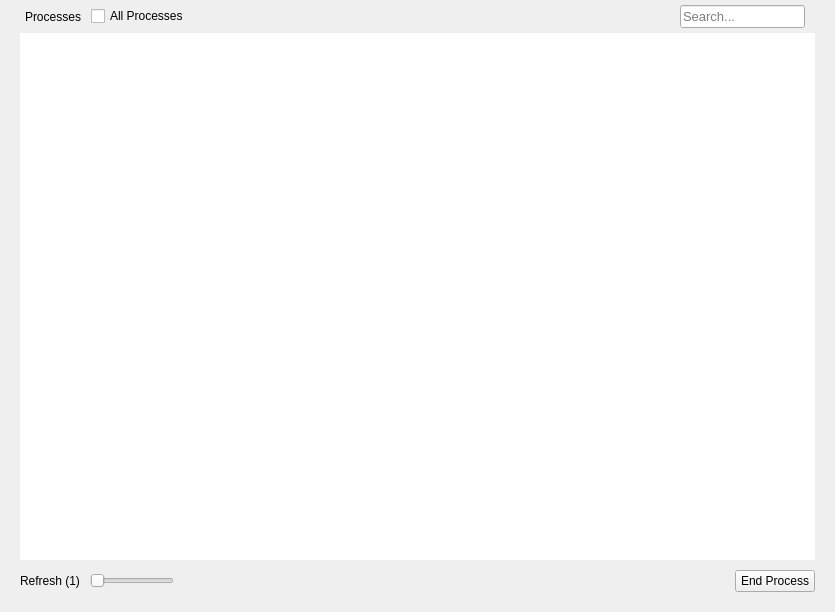
s4solutionsllc/Nexis, file shared/nexis/Pages/Processes/processes_page.ui: the form before one commit.
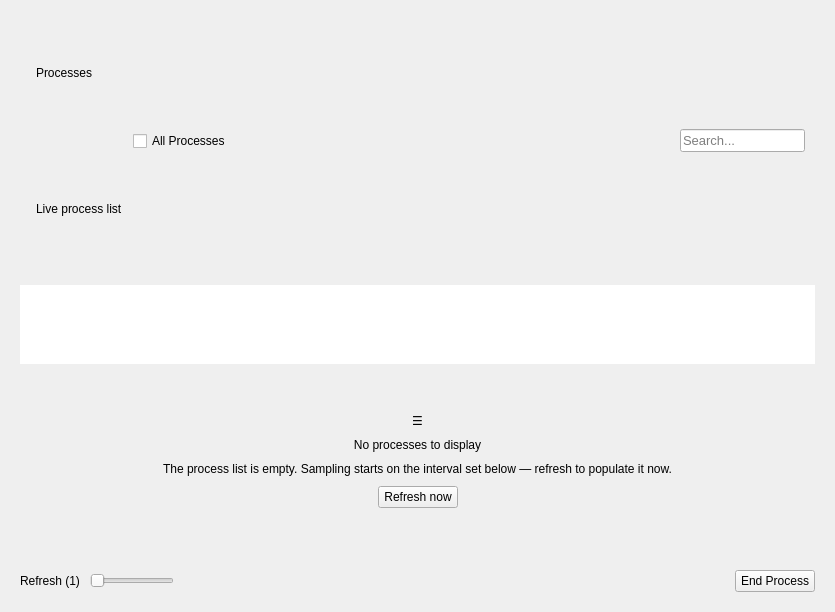
The form after the commit.

Commit message: feat(ux): Processes page — elevated card, section header, empty state (NEX Phase-2, SSO-13730)

```diff
--- a/shared/nexis/Pages/Processes/processes_page.ui
+++ b/shared/nexis/Pages/Processes/processes_page.ui
@@ -33,7 +33,7 @@
     <number>0</number>
    </property>
    <property name="verticalSpacing">
-    <number>5</number>
+    <number>8</number>
    </property>
    <item row="1" column="0">
     <layout class="QHBoxLayout" name="topLayout">
@@ -50,13 +50,88 @@
       <number>10</number>
      </property>
      <item>
-      <widget class="QLabel" name="lblProcessTitle">
+      <widget class="QWidget" name="sectionHeaderRow" native="true">
+       <layout class="QHBoxLayout" name="sectionHeaderRowLayout">
+        <property name="leftMargin">
+         <number>0</number>
+        </property>
+        <property name="topMargin">
+         <number>0</number>
+        </property>
+        <property name="rightMargin">
+         <number>0</number>
+        </property>
+        <property name="bottomMargin">
+         <number>0</number>
+        </property>
+        <property name="spacing">
+         <number>8</number>
+        </property>
+        <item>
+         <widget class="QFrame" name="sectionHeaderAccent">
+          <property name="sizePolicy">
+           <sizepolicy hsizetype="Fixed" vsizetype="Expanding">
+            <horstretch>0</horstretch>
+            <verstretch>0</verstretch>
+           </sizepolicy>
+          </property>
+          <property name="minimumSize">
+           <size>
+            <width>3</width>
+            <height>26</height>
+           </size>
+          </property>
+          <property name="maximumSize">
+           <size>
+            <width>3</width>
+            <height>16777215</height>
+           </size>
+          </property>
+          <property name="frameShape">
+           <enum>QFrame::NoFrame</enum>
+          </property>
+          <property name="accentToken" stdset="0">
+           <string notr="true">accent</string>
+          </property>
+         </widget>
+        </item>
+        <item>
+         <layout class="QVBoxLayout" name="sectionHeaderTextCol">
+          <property name="leftMargin">
+           <number>0</number>
+          </property>
+          <property name="topMargin">
+           <number>0</number>
+          </property>
+          <property name="rightMargin">
+           <number>0</number>
+          </property>
+          <property name="bottomMargin">
+           <number>0</number>
+          </property>
+          <property name="spacing">
+           <number>0</number>
+          </property>
+          <item>
+           <widget class="QLabel" name="sectionHeaderTitle">
        <property name="text">
         <string>Processes</string>
        </property>
       </widget>
      </item>
      <item>
+           <widget class="QLabel" name="sectionHeaderSource">
+            <property name="text">
+             <string>Live process list</string>
+            </property>
+           </widget>
+          </item>
+         </layout>
+        </item>
+       </layout>
+      </widget>
+     </item>
+     <item>
       <widget class="QCheckBox" name="checkAllProcesses">
        <property name="cursor">
         <cursorShape>PointingHandCursor</cursorShape>
@@ -100,6 +175,27 @@
     </layout>
    </item>
    <item row="3" column="0">
+    <widget class="QWidget" name="processesContainer" native="true">
+     <property name="cardRole" stdset="0">
+      <string notr="true">elevated</string>
+     </property>
+     <layout class="QVBoxLayout" name="processesContainerLayout">
+      <property name="leftMargin">
+       <number>0</number>
+      </property>
+      <property name="topMargin">
+       <number>0</number>
+      </property>
+      <property name="rightMargin">
+       <number>0</number>
+      </property>
+      <property name="bottomMargin">
+       <number>0</number>
+      </property>
+      <property name="spacing">
+       <number>0</number>
+      </property>
+      <item>
     <widget class="QTableView" name="tableProcess">
      <property name="focusPolicy">
       <enum>Qt::NoFocus</enum>
@@ -146,6 +242,123 @@
      <attribute name="verticalHeaderVisible">
       <bool>false</bool>
      </attribute>
+       </widget>
+      </item>
+      <item>
+       <widget class="QWidget" name="processesEmptyState" native="true">
+        <layout class="QVBoxLayout" name="processesEmptyStateLayout">
+         <property name="spacing">
+          <number>10</number>
+         </property>
+         <item>
+          <spacer name="emptyStateSpacerTop">
+           <property name="orientation">
+            <enum>Qt::Vertical</enum>
+           </property>
+           <property name="sizeHint" stdset="0">
+            <size>
+             <width>20</width>
+             <height>40</height>
+            </size>
+           </property>
+          </spacer>
+         </item>
+         <item>
+          <widget class="QLabel" name="emptyStateIcon">
+           <property name="alignment">
+            <set>Qt::AlignHCenter|Qt::AlignVCenter</set>
+           </property>
+           <property name="text">
+            <string notr="true">☰</string>
+           </property>
+          </widget>
+         </item>
+         <item>
+          <widget class="QLabel" name="lblProcessesEmptyHeading">
+           <property name="alignment">
+            <set>Qt::AlignHCenter|Qt::AlignVCenter</set>
+           </property>
+           <property name="text">
+            <string>No processes to display</string>
+           </property>
+          </widget>
+         </item>
+         <item>
+          <widget class="QLabel" name="emptyStateText">
+           <property name="alignment">
+            <set>Qt::AlignHCenter|Qt::AlignVCenter</set>
+           </property>
+           <property name="wordWrap">
+            <bool>true</bool>
+           </property>
+           <property name="text">
+            <string>The process list is empty. Sampling starts on the interval set below — refresh to populate it now.</string>
+           </property>
+          </widget>
+         </item>
+         <item>
+          <layout class="QHBoxLayout" name="emptyStateBtnRow">
+           <item>
+            <spacer name="emptyStateBtnSpacerLeft">
+             <property name="orientation">
+              <enum>Qt::Horizontal</enum>
+             </property>
+             <property name="sizeHint" stdset="0">
+              <size>
+               <width>40</width>
+               <height>20</height>
+              </size>
+             </property>
+            </spacer>
+           </item>
+           <item>
+            <widget class="QPushButton" name="btnRefreshNow">
+             <property name="cursor">
+              <cursorShape>PointingHandCursor</cursorShape>
+             </property>
+             <property name="focusPolicy">
+              <enum>Qt::NoFocus</enum>
+             </property>
+             <property name="accessibleName">
+              <string notr="true">primary</string>
+             </property>
+             <property name="text">
+              <string>Refresh now</string>
+             </property>
+            </widget>
+           </item>
+           <item>
+            <spacer name="emptyStateBtnSpacerRight">
+             <property name="orientation">
+              <enum>Qt::Horizontal</enum>
+             </property>
+             <property name="sizeHint" stdset="0">
+              <size>
+               <width>40</width>
+               <height>20</height>
+              </size>
+             </property>
+            </spacer>
+           </item>
+          </layout>
+         </item>
+         <item>
+          <spacer name="emptyStateSpacerBottom">
+           <property name="orientation">
+            <enum>Qt::Vertical</enum>
+           </property>
+           <property name="sizeHint" stdset="0">
+            <size>
+             <width>20</width>
+             <height>40</height>
+            </size>
+           </property>
+          </spacer>
+         </item>
+        </layout>
+       </widget>
+      </item>
+     </layout>
     </widget>
    </item>
    <item row="4" column="0">
```
Lines whose indentation alone changed are shown as unchanged. The commit also changes 6 other files.
